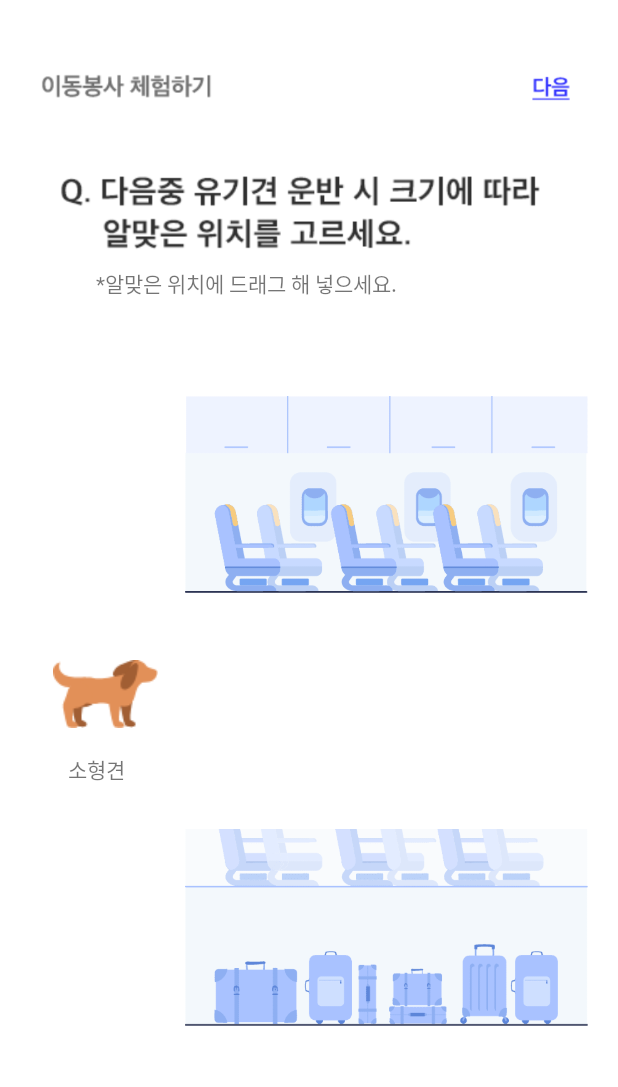
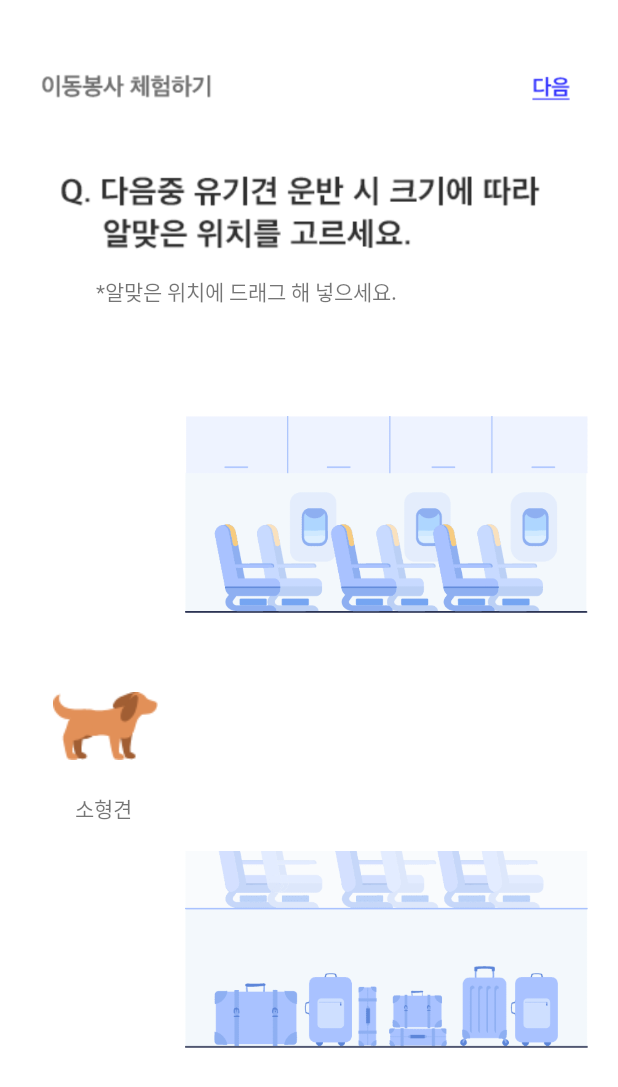
Before and after one commit to PETCH-KR/Frontend-Andriod, an Android app: the Game3Activity screen opened directly, with no data from a screen before it, on a phone screen of 412 x 824 dp. Shown: the top 1087 px of the screen. Run offline under Robolectric (Android 15) with nearby library versions, the phone set to English and light mode, and no system bars; 1 statement that could not run was skipped.

Commit message:
Game2/Game3 : Drag & Drop

```diff
--- a/app/src/main/AndroidManifest.xml
+++ b/app/src/main/AndroidManifest.xml
@@ -9,7 +9,6 @@
 
 
     <application
-        android:usesCleartextTraffic="true"
         android:name=".GlobalApplication"
         android:allowBackup="true"
         android:icon="@mipmap/ic_launcher"
--- a/app/src/main/res/layout/activity_game3.xml
+++ b/app/src/main/res/layout/activity_game3.xml
@@ -37,11 +37,10 @@
 
         </LinearLayout>
 
-        <LinearLayout
+        <FrameLayout
             android:layout_width="wrap_content"
             android:layout_height="wrap_content"
-            android:layout_marginTop="30dp"
-            android:orientation="vertical">
+            android:layout_marginTop="30dp">
 
             <ImageView
                 android:id="@+id/question"
@@ -58,6 +57,7 @@
                 android:layout_height="wrap_content"
                 android:layout_marginLeft="64dp"
                 android:layout_marginRight="137dp"
+                android:layout_marginTop="75dp"
                 android:scaleType="centerInside"
                 android:text="*알맞은 위치에 드래그 해 넣으세요."
                 app:srcCompat="@drawable/game2_quesetion" />
@@ -68,25 +68,17 @@
                 android:layout_width="match_parent"
                 android:layout_height="150dp"
                 android:layout_marginLeft="123dp"
-                android:layout_marginTop="55dp"
+                android:layout_marginTop="160dp"
                 android:layout_marginRight="20dp"
                 app:srcCompat="@drawable/game2_img1" />
 
-            <ImageView
-                android:id="@+id/dog"
-                android:layout_width="70dp"
-                android:layout_height="72dp"
-                android:layout_marginLeft="35dp"
-                android:layout_marginTop="22dp"
-                android:layout_marginRight="272dp"
-                app:srcCompat="@drawable/game3_dog" />
 
             <TextView
                 android:id="@+id/dogInfo"
                 android:layout_width="wrap_content"
                 android:layout_height="wrap_content"
-                android:layout_marginLeft="45dp"
-                android:layout_marginTop="3dp"
+                android:layout_marginLeft="50dp"
+                android:layout_marginTop="420dp"
                 android:layout_marginRight="290dp"
                 android:scaleType="centerInside"
                 android:text="소형견"
@@ -97,12 +89,21 @@
                 android:layout_width="match_parent"
                 android:layout_height="150dp"
                 android:layout_marginLeft="123dp"
-                android:layout_marginTop="20dp"
+                android:layout_marginTop="450dp"
                 android:layout_marginRight="20dp"
                 app:srcCompat="@drawable/game2_img2" />
 
+            <ImageView
+                android:id="@+id/dog"
+                android:layout_width="70dp"
+                android:layout_height="72dp"
+                android:layout_marginLeft="35dp"
+                android:layout_marginTop="340dp"
+                android:layout_marginRight="272dp"
+                app:srcCompat="@drawable/game3_dog" />
 
-        </LinearLayout>
+
+        </FrameLayout>
     </LinearLayout>
 
 </androidx.constraintlayout.widget.ConstraintLayout>
--- a/app/src/main/res/values/styles.xml
+++ b/app/src/main/res/values/styles.xml
@@ -1,7 +1,7 @@
 <?xml version="1.0" encoding="utf-8"?>
 <resources>
 
-    <style name="LodingTheme" parnet="Theme.AppCompat.NoActionBar">
+    <style name="LodingTheme" parent="Theme.AppCompat.NoActionBar">
         <item name="android:windowBackground">@drawable/petch_logo</item>
     </style>
 
@@ -11,4 +11,5 @@
         <item name="tabIndicatorHeight">2dp</item>
     </style>
 
+
 </resources>
```
Also changed, not shown: app/src/main/java/com/example/carry_stray_dogs/Game2Activity.kt (+17 -0 lines), app/src/main/java/com/example/carry_stray_dogs/Game3Activity.kt (+17 -0 lines), app/src/main/java/com/example/carry_stray_dogs/LoginActivity.kt (+6 -8 lines), app/src/main/res/layout/activity_game2.xml (+16 -15 lines).
